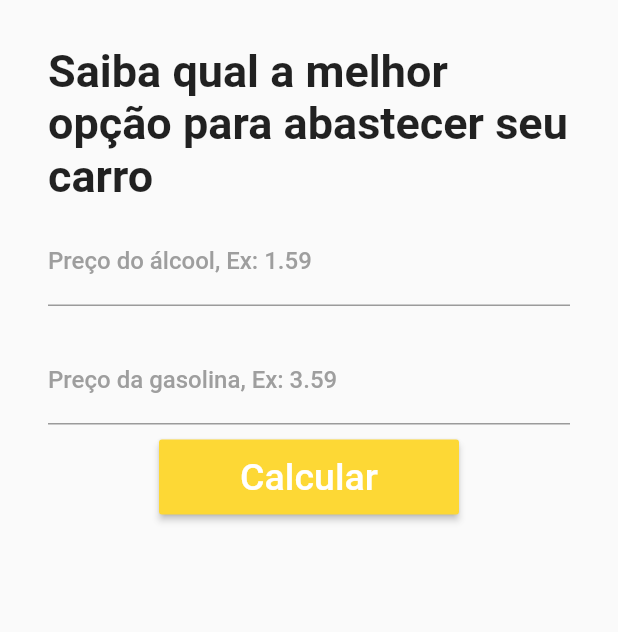
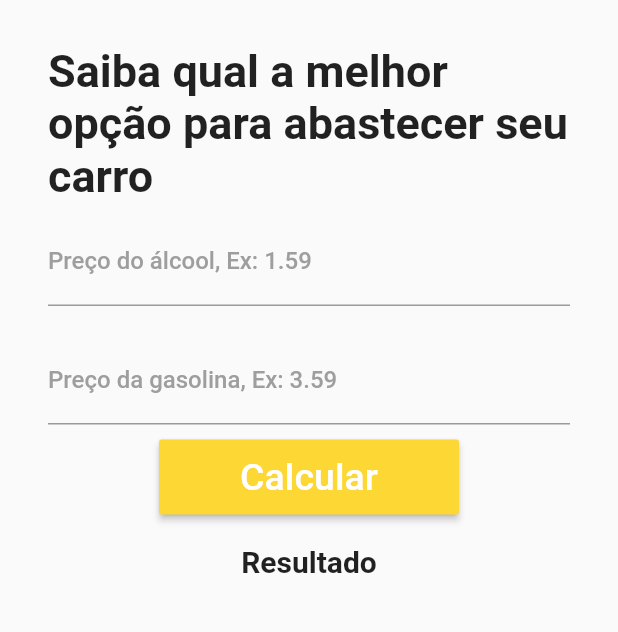
Before and after one commit to PX-115/alcool-gasolina, a Flutter app: the screen it shows after launch, after a tap on "Calcular", on a phone screen of 412 x 824 dp, the part 268-900 px from its top. Run offline on Flutter 3.47's test engine with Material 2 defaults, Android fonts, the phone set to English and light mode, and no system bars.

Commit message:
0.5.2
SingleChildScrollView adicionado / Interface finalizada

```diff
--- a/lib/CampoTexto.dart
+++ b/lib/CampoTexto.dart
@@ -19,7 +19,9 @@ class _CampoTextoState extends State<CampoTexto> {
         title: Text('Álcool ou gasolina?'),
       ),
 
-      body: Column(
+      body: Container(
+        child: SingleChildScrollView(
+          child: Column(
             children: <Widget>[
 
               Padding(
@@ -93,12 +95,24 @@ class _CampoTextoState extends State<CampoTexto> {
                     )
                   ),
                   onPressed: (){
-                print('Valor digitado: ' + _textEditingController.text);
+
                   },
                 )
               ),
+
+              Padding(
+                padding: EdgeInsets.only(top: 20, bottom: 20),
+                child: Text('Resultado',
+                  style: TextStyle(
+                    fontSize: 20,
+                    fontWeight: FontWeight.w600
+                  ),
+                ),
+              )
             ],
           ),
+        )
+      )
     );
   }
 }
```
Lines whose indentation alone changed are shown as unchanged.
